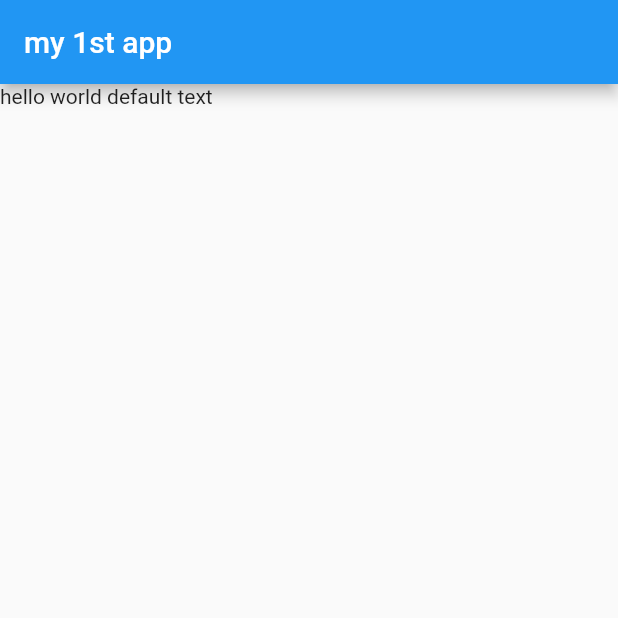
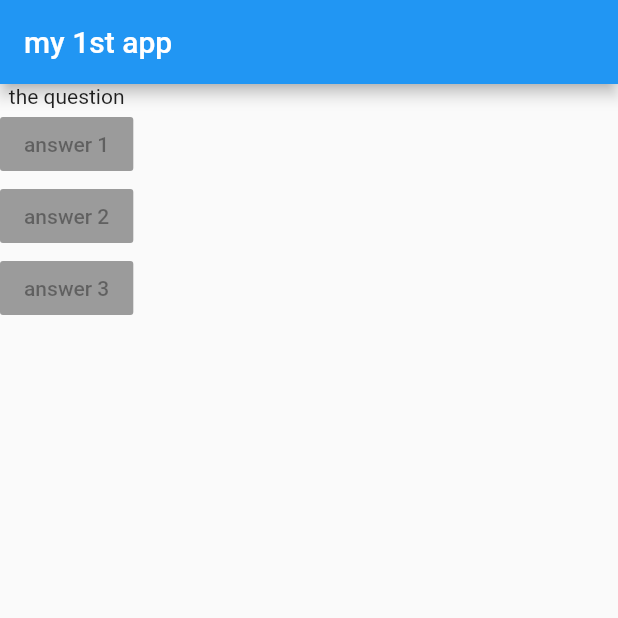
Before and after one commit to rajkaranswain/course, a Flutter app: the screen it shows after launch, on a phone screen of 412 x 824 dp, the top half of it. Run offline on Flutter 3.47's test engine with Material 2 defaults, Android fonts, the phone set to English and light mode, and no system bars.

Commit message:
used row and column for more than one widget

```diff
--- a/firstapp/lib/main.dart
+++ b/firstapp/lib/main.dart
@@ -11,12 +11,19 @@ class MyApp extends StatelessWidget {
   //MyApp is the core class
   @override
   Widget build(BuildContext context) {
+    var question = ['whats your favraite colour',
+    'what is your fav animal'];
     return MaterialApp(
       home: Scaffold(
         appBar: AppBar(
           title: Text('my 1st app'),
         ),
-        body: Text('hello world default text'),
+        body:Column(children:[
+          Text('the question'),
+          RaisedButton(child:Text('answer 1'),onPressed:null),
+          RaisedButton(child:Text('answer 2'),onPressed:null),
+          RaisedButton(child:Text('answer 3'),onPressed:null),
+        ],)
 
       ),
     );
```
